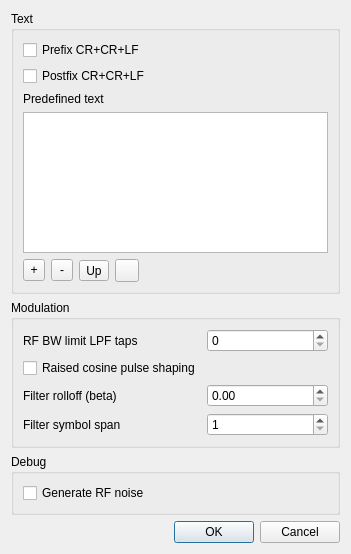
Before: the Qt Designer form plugins/channeltx/modpsk31/psk31modtxsettingsdialog.ui in f4exb/sdrangel, drawn with Qt 5.
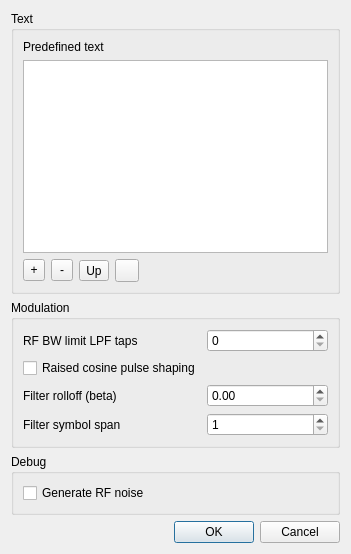
After: the same form once the commit is applied. Icons and pictures are not drawn.

Commit message: PSK31Mod: Remove prefixCRLF and postfixCRLF settings as not needed.

The edit to the form file:
```diff
--- a/plugins/channeltx/modpsk31/psk31modtxsettingsdialog.ui
+++ b/plugins/channeltx/modpsk31/psk31modtxsettingsdialog.ui
@@ -26,17 +26,7 @@
       <string>Text</string>
      </property>
      <layout class="QFormLayout" name="formLayout">
-      <item row="0" column="0" colspan="2">
-       <widget class="QCheckBox" name="prefixCRLF">
-        <property name="toolTip">
-         <string>Prefix text with carriage returns and line feed</string>
-        </property>
-        <property name="text">
-         <string>Prefix CR+CR+LF</string>
-        </property>
-       </widget>
-      </item>
-      <item row="3" column="0">
+      <item row="0" column="0">
        <widget class="QLabel" name="label">
         <property name="text">
          <string>Predefined text</string>
@@ -107,17 +97,7 @@
         </item>
        </layout>
       </item>
-      <item row="1" column="0">
-       <widget class="QCheckBox" name="postfixCRLF">
-        <property name="toolTip">
-         <string>Postfix text with carriage returns and line feeds</string>
-        </property>
-        <property name="text">
-         <string>Postfix CR+CR+LF</string>
-        </property>
-       </widget>
-      </item>
-      <item row="4" column="0" colspan="2">
+      <item row="1" column="0" colspan="2">
        <widget class="QListWidget" name="predefinedText">
         <property name="toolTip">
          <string>Predefined text messages
```
Left out of the diff: 2 changed lines with no effect on the pictures. The commit also changes 10 other files.
